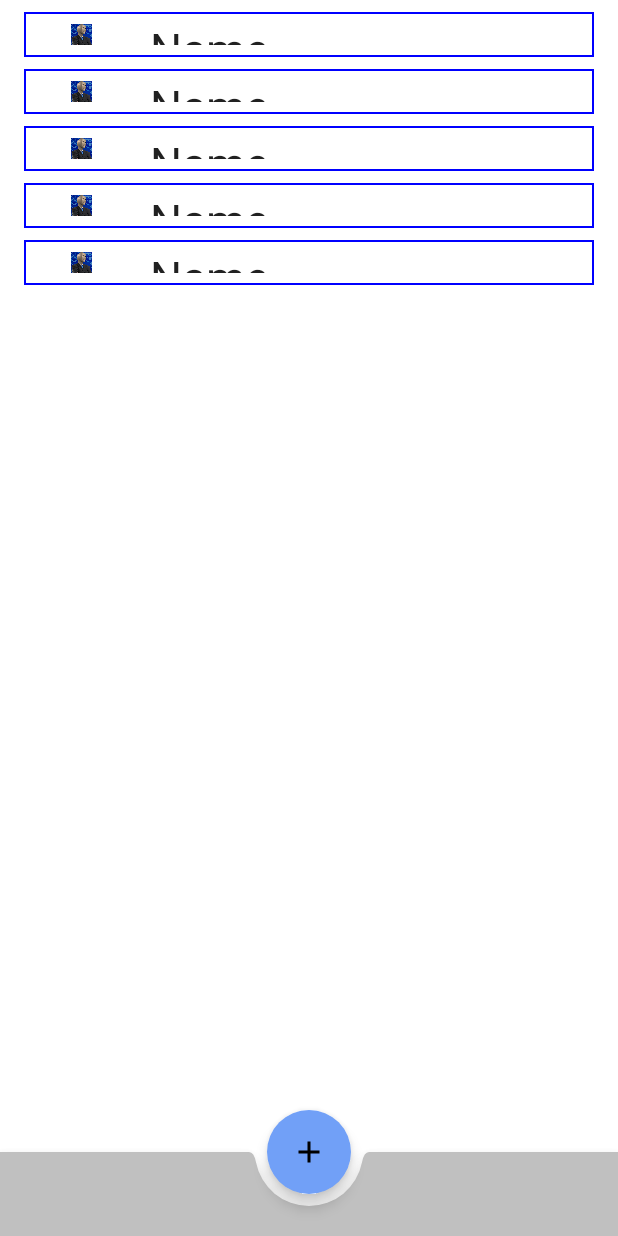
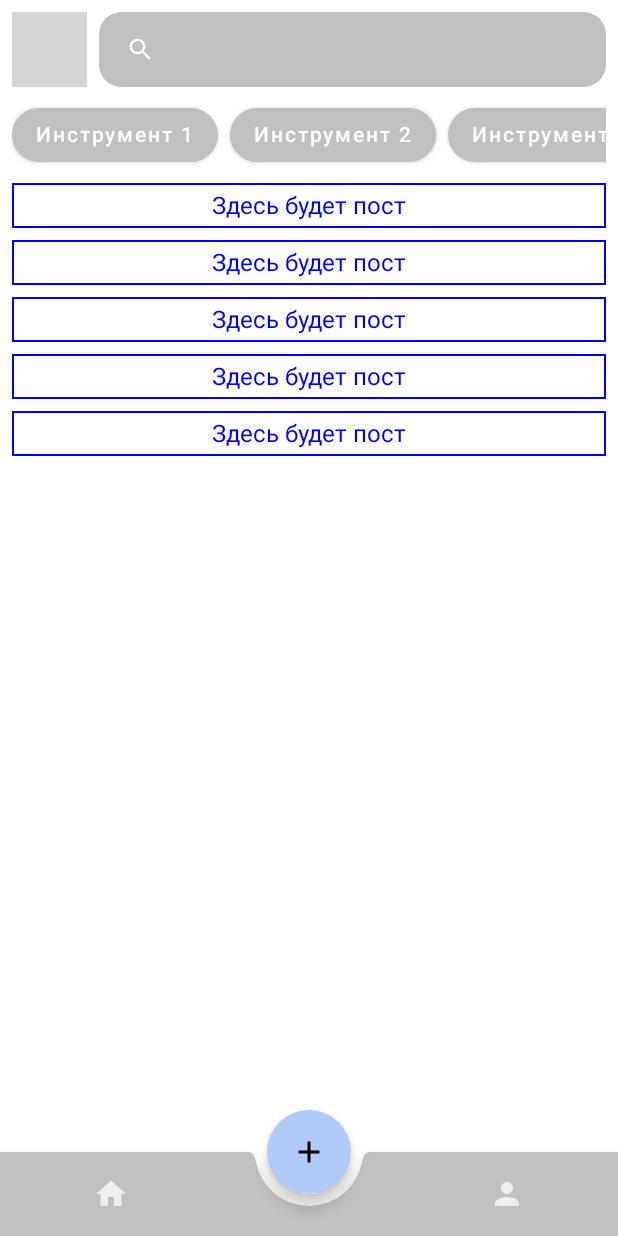
Before and after one commit to Nobody777999/InvestSocialApp, an Android app built with Jetpack Compose: the screen it shows after launch (MainActivity), after a tap on "Войти", on a phone screen of 412 x 824 dp. Run offline under Robolectric (Android 15) with nearby library versions, the phone set to English and light mode, and no system bars; our stand-ins replace accompanist, livedata-compose; pictures from the network do not load; 2 statements that could not run were skipped; grey boxes are pictures that could not be loaded.

Commit message:
feat(App) Make bottom bar Edit HomeView

```diff
--- a/app/src/main/AndroidManifest.xml
+++ b/app/src/main/AndroidManifest.xml
@@ -1,6 +1,8 @@
 <?xml version="1.0" encoding="utf-8"?>
 <manifest xmlns:android="http://schemas.android.com/apk/res/android"
     package="com.hfad.investsocialapp">
+
+    <uses-permission android:name="android.permission.INTERNET" />
 
     <application
         android:allowBackup="true"
--- a/app/src/main/java/com/hfad/investsocialapp/MainActivity.kt
+++ b/app/src/main/java/com/hfad/investsocialapp/MainActivity.kt
@@ -8,7 +8,6 @@ import androidx.activity.viewModels
 import androidx.compose.foundation.shape.CornerSize
 import androidx.compose.material.*
 import androidx.compose.material.icons.Icons
-import androidx.compose.material.icons.filled.Add
 import androidx.compose.runtime.Composable
 import androidx.compose.runtime.SideEffect
 import androidx.compose.runtime.mutableStateOf
@@ -31,14 +30,18 @@ import com.hfad.investsocialapp.screen.home.HomeViewModel
 import com.hfad.investsocialapp.screen.login.LoginViewModel
 import com.hfad.investsocialapp.ui.theme.InvestSocialAppTheme
 import android.widget.Toast
-
-
-
+import androidx.compose.foundation.layout.PaddingValues
+import androidx.compose.foundation.layout.Spacer
+import androidx.compose.foundation.layout.fillMaxWidth
+import androidx.compose.foundation.layout.height
+import androidx.compose.material.icons.filled.*
+import androidx.compose.ui.Modifier
+import androidx.compose.ui.unit.dp
+import androidx.navigation.NavGraph.Companion.findStartDestination
 
 
 @ExperimentalComposeUiApi
 class MainActivity : ComponentActivity() {
-
 
 
     override fun onCreate(savedInstanceState: Bundle?) {
@@ -63,7 +66,6 @@ class MainActivity : ComponentActivity() {
 
 
     }
-
 
 
     @Composable
@@ -98,8 +100,31 @@ class MainActivity : ComponentActivity() {
 
                             cutoutShape = MaterialTheme.shapes.small.copy(
                                 CornerSize(percent = 50)
-                            )
+                            ),
+
+                            contentPadding = PaddingValues(horizontal = 50.dp)
                         ) {
+                            IconButton(onClick = {
+                                navController.navigate(NavigationItem.Home.route) {
+                                    launchSingleTop = true
+                                }
+                            }) {
+                                Icon(
+                                    Icons.Filled.Home,
+                                    contentDescription = "Localized description",
+                                )
+                            }
+                            Spacer(Modifier.weight(0.5f, true))
+                            IconButton(onClick = {
+                                navController.navigate(NavigationItem.Profile.route) {
+                                    launchSingleTop = true
+                                }
+                            }) {
+                                Icon(
+                                    Icons.Filled.Person,
+                                    contentDescription = "Localized description",
+                                )
+                            }
                         }
                     }
                 }
@@ -127,8 +152,6 @@ class MainActivity : ComponentActivity() {
                     composable(NavigationItem.Profile.route) {
                         ProfileView(navController, profileViewModel)
                     }
-
-
                 }
             }
         }
--- a/app/src/main/java/com/hfad/investsocialapp/screen/home/HomeView.kt
+++ b/app/src/main/java/com/hfad/investsocialapp/screen/home/HomeView.kt
@@ -1,10 +1,8 @@
 package com.hfad.investsocialapp.screen.home
-import com.hfad.investsocialapp.R
+
 import androidx.compose.foundation.Image
 import androidx.compose.foundation.background
 import androidx.compose.foundation.border
-import androidx.compose.foundation.clickable
-import androidx.compose.foundation.interaction.DragInteraction
 import androidx.compose.foundation.layout.*
 import androidx.compose.material.Text
 import androidx.compose.runtime.Composable
@@ -13,158 +11,186 @@ import androidx.compose.ui.Modifier
 import androidx.compose.ui.unit.dp
 import androidx.navigation.NavController
 import androidx.compose.foundation.layout.Arrangement
+import androidx.compose.foundation.layout.Arrangement.SpaceBetween
 import androidx.compose.foundation.lazy.LazyColumn
-import androidx.compose.foundation.shape.CircleShape
-import androidx.compose.material.Button
-import androidx.compose.ui.draw.clip
+import androidx.compose.foundation.lazy.LazyRow
+import androidx.compose.foundation.lazy.rememberLazyListState
+import androidx.compose.foundation.shape.RoundedCornerShape
+import androidx.compose.foundation.text.KeyboardActionScope
+import androidx.compose.foundation.text.KeyboardActions
+import androidx.compose.material.*
+import androidx.compose.material.icons.Icons
+import androidx.compose.material.icons.filled.Close
+import androidx.compose.material.icons.filled.Search
+import androidx.compose.runtime.MutableState
+import androidx.compose.runtime.livedata.observeAsState
+import androidx.compose.runtime.mutableStateOf
+import androidx.compose.runtime.remember
 import androidx.compose.ui.graphics.Color
-import androidx.compose.ui.res.painterResource
+import androidx.compose.ui.graphics.RectangleShape
+import androidx.compose.ui.platform.LocalFocusManager
+import androidx.compose.ui.res.colorResource
+import androidx.compose.ui.text.TextStyle
+import androidx.compose.ui.text.input.TextFieldValue
 import androidx.compose.ui.tooling.preview.Preview
 import androidx.compose.ui.unit.sp
+import coil.compose.rememberImagePainter
+import coil.transform.RoundedCornersTransformation
+import com.hfad.investsocialapp.ui.theme.Purple500
+import kotlin.math.round
 
 
 @Composable
 fun HomeView(navController: NavController, homeViewModel: HomeViewModel) {
 
-    Box(
-        modifier = Modifier
-            .fillMaxSize(),
 
+//    Box(
+//        modifier = Modifier
+//            .fillMaxSize(),
+//
+//
+//        contentAlignment = Alignment.TopCenter
+//    ) {
 
-        contentAlignment = Alignment.TopCenter
+    val searchText = remember { mutableStateOf("") }
+    val focusManager = LocalFocusManager.current
+
+    LazyColumn(
+        contentPadding = PaddingValues(horizontal = 8.dp, vertical = 8.dp),
+        verticalArrangement = Arrangement.spacedBy(8.dp),
     ) {
-        LazyColumn(
-            contentPadding = PaddingValues(horizontal = 16.dp, vertical = 8.dp),
-            verticalArrangement = Arrangement.spacedBy(8.dp),
-        ) {
-            for (i in 1..5) {
-                item {
-                    ColumnItem()
+
+        item {
+            Row(verticalAlignment = Alignment.CenterVertically) {
+                Image(
+                    painter = rememberImagePainter(data = homeViewModel.imgProfilePath) {
+                        transformations(RoundedCornersTransformation(40f))
+                    }, contentDescription = "logo", modifier = Modifier
+                        .height(50.dp)
+                        .width(50.dp)
+                )
+                Spacer(Modifier.padding(4.dp))
+                SearchView(state = searchText){
+                    focusManager.clearFocus()
+                }
+            }
+        }
+
+        item {
+            LazyRow(horizontalArrangement = SpaceBetween) {
+                homeViewModel.categoryList.forEach { name ->
+                    item {
+                        CategoryButton(name = name) {
+
+                        }
+                        if (homeViewModel.categoryList.last() != name)
+                            Spacer(modifier = Modifier.padding(4.dp))
+                    }
                 }
             }
 
-
         }
 
+        for (i in 1..5) {
+            item {
+                ColumnItem()
+            }
+        }
+    }
 
 
+}
 
-        Box(
-            modifier = Modifier
-                .fillMaxSize(),
-            contentAlignment = Alignment.BottomCenter
-        ) {
 
-        }
-    }
-}
+//    }
+
 
 @Composable
 fun ColumnItem() {
     Column(
         modifier = Modifier
-
             .fillMaxWidth()
-            .fillMaxHeight()
             .height(30.dp)
             .background(Color.White)
             .border(1.dp, Color.Blue),
-        verticalArrangement = Arrangement.Top,
-
+        verticalArrangement = Arrangement.Center,
+        horizontalAlignment = Alignment.CenterHorizontally
 
     ) {
-        Row(modifier = Modifier
-            .fillMaxWidth()
-            .background(Color.White)
-
-        ){
-            Column(horizontalAlignment = Alignment.Start)
-                 {
-                Image(
-                    painterResource(R.drawable.photo),
-                    contentDescription = "profile_photo",
-                    modifier = Modifier
-                        .padding(8.dp)
-                        .width(60.dp)
-                        .height(60.dp)
-                        .clip(CircleShape)
-                )
-            }
-
-            Column() {
-                Text( modifier = Modifier
-                    .fillMaxWidth()
-                    .padding(8.dp),
-                    text = "Name",
-                    fontSize = 30.sp,)
-                Text(modifier = Modifier
-                    .fillMaxWidth()
-                    .padding(8.dp),
-                    fontSize = 20.sp,
-                    text = "Rating")
-                Row(horizontalArrangement = Arrangement.End) {
-                    Button(onClick = { /*TODO*/ }){
-                        Text(text = "Подписаться")
-                    }
-                }
-            }
-        }
-Row (modifier = Modifier
-    .background(Color.Red)
-    .fillMaxWidth()
-    .fillMaxHeight()
-) {
-
-    postStructure()
-
-}
-
+        Text(text = "Здесь будет пост", color = Color.Blue)
     }
 }
-//функция должна принимать имя и рейтинг для отображения fun postStructure(String Name, Int Rating){
-@Composable
-fun postStructure(){
-    Row(modifier = Modifier
-        .fillMaxWidth()
-        .background(Color.White)
-
-    ){
-        Column(horizontalAlignment = Alignment.Start)
-        {
-            Image(
-                painterResource(R.drawable.photo),
-                contentDescription = "profile_photo",
-                modifier = Modifier
-                    .padding(8.dp)
-                    .width(30.dp)
-                    .height(30.dp)
-                    .clip(CircleShape)
-            )
-        }
-        Spacer(modifier = Modifier.padding(40.dp))
-        Column() {
-            Row() {
-                Text( modifier = Modifier
-
-                    .padding(8.dp),
-                    text = "Name",
-                    fontSize = 20.sp,)
-                Text(modifier = Modifier
-
-                    .padding(8.dp),
-                    fontSize = 15.sp,
-                    text = "Rating")
-            }
-
-
-            }
-        }
-    }
-
-
 
 @Preview
 @Composable
-fun showColumnItem(){
+fun showColumnItem() {
     ColumnItem()
 }
+
+@Composable
+fun CategoryButton(name: String, onCLick: () -> Unit) {
+    Button(
+        onClick = onCLick,
+//        border = BorderStroke(1.dp, Purple500),
+        shape = RoundedCornerShape(50),
+//        colors = ButtonDefaults.buttonColors(backgroundColor = Color.Transparent)
+    ) {
+        Text(text = name)
+    }
+}
+
+@Composable
+fun SearchView(state: MutableState<String>, onCLick: KeyboardActionScope.() -> Unit) {
+    TextField(
+        value = state.value,
+        onValueChange = { value ->
+            state.value = value
+        },
+        modifier = Modifier
+            .fillMaxWidth()
+            .height(50.dp),
+        textStyle = TextStyle(color = Color.White, fontSize = 18.sp),
+        leadingIcon = {
+            Icon(
+                Icons.Default.Search,
+                contentDescription = "",
+                modifier = Modifier
+                    .padding(15.dp)
+                    .size(24.dp)
+            )
+        },
+        trailingIcon = {
+            if (state.value != "") {
+                IconButton(
+                    onClick = {
+                        state.value =
+                            ""
+                    }
+                ) {
+                    Icon(
+                        Icons.Default.Close,
+                        contentDescription = "",
+                        modifier = Modifier
+                            .padding(15.dp)
+                            .size(24.dp)
+                    )
+                }
+            }
+        },
+        singleLine = true,
+        shape = RoundedCornerShape(30),
+        colors = TextFieldDefaults.textFieldColors(
+            textColor = Color.White,
+            cursorColor = Color.White,
+            leadingIconColor = Color.White,
+            trailingIconColor = Color.White,
+            backgroundColor = Purple500,
+            focusedIndicatorColor = Color.Transparent,
+            unfocusedIndicatorColor = Color.Transparent,
+            disabledIndicatorColor = Color.Transparent
+        ),
+        keyboardActions = KeyboardActions(onDone =
+            onCLick
+        )
+    )
+}
--- a/app/src/main/java/com/hfad/investsocialapp/screen/home/HomeViewModel.kt
+++ b/app/src/main/java/com/hfad/investsocialapp/screen/home/HomeViewModel.kt
@@ -1,8 +1,17 @@
 package com.hfad.investsocialapp.screen.home
 
+import androidx.lifecycle.MutableLiveData
 import androidx.lifecycle.ViewModel
+import com.hfad.investsocialapp.gate.Gate
 
 class HomeViewModel: ViewModel() {
+    val gate = Gate()
+
+    val imgProfilePath = "https://cdn.pixabay.com/photo/2021/02/27/16/25/woman-6055084_960_720.jpg"
+    val categoryList = listOf("Инструмент 1","Инструмент 2","Инструмент 3","Инструмент 4","Инструмент 5","Инструмент 6")
+
+    val searchText = MutableLiveData<String>("")
+
 
 
 
--- a/app/src/main/java/com/hfad/investsocialapp/ui/theme/Color.kt
+++ b/app/src/main/java/com/hfad/investsocialapp/ui/theme/Color.kt
@@ -5,4 +5,4 @@ import androidx.compose.ui.graphics.Color
 val Purple200 = Color(0xFF98FFEF)
 val Purple500 = Color(0xFFC0C0C0)
 val Purple700 = Color(0xFF3700B3)
-val Teal200 = Color(0xFF71A0F7)
+val Teal200 = Color(0xFFB1CAF7)
```
